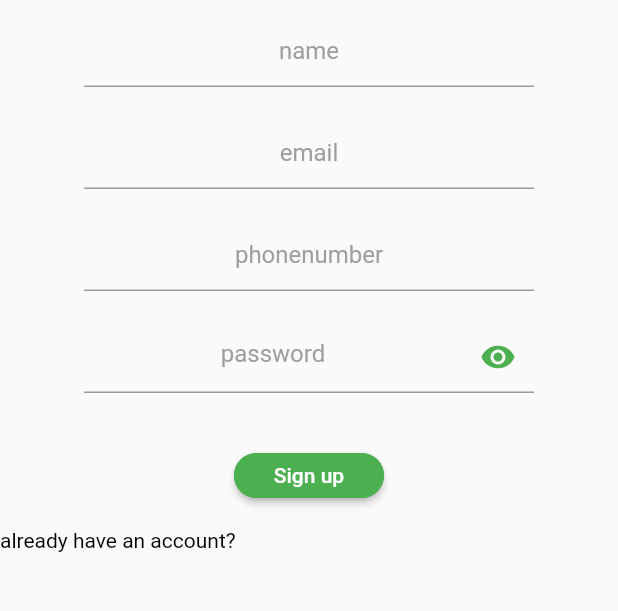
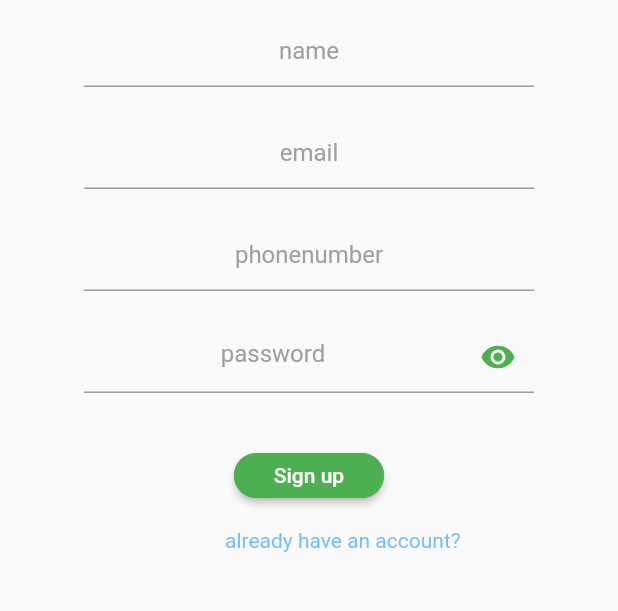
Before and after one commit to simbovk/Uber-eats, a Flutter app: the screen it shows after launch, on a phone screen of 412 x 824 dp, the part 300-911 px from its top. Run offline on Flutter 3.47's test engine with Material 2 defaults, Android fonts, the phone set to English and light mode, and no system bars.

Commit message:
page updated

```diff
--- a/uber_eats/lib/main.dart
+++ b/uber_eats/lib/main.dart
@@ -143,14 +143,18 @@ class _SignUpState extends State<SignUp> {
                 ),
               ),
               SizedBox(height: 20),
-              Row(
-                children: [
-                  Center(
+              Center(
+                child: Row(
+                  children: [
+                    Padding(
+                      padding: const EdgeInsets.only(left: 150),
                       child: Text(
-                    'already have an account?',
-                    style: TextStyle(color: Colors.black),
-                  )),
-                ],
+                        'already have an account?',
+                        style: TextStyle(color: Colors.blue.withOpacity(0.6)),
+                      ),
+                    ),
+                  ],
+                ),
               )
             ],
           ),
```
